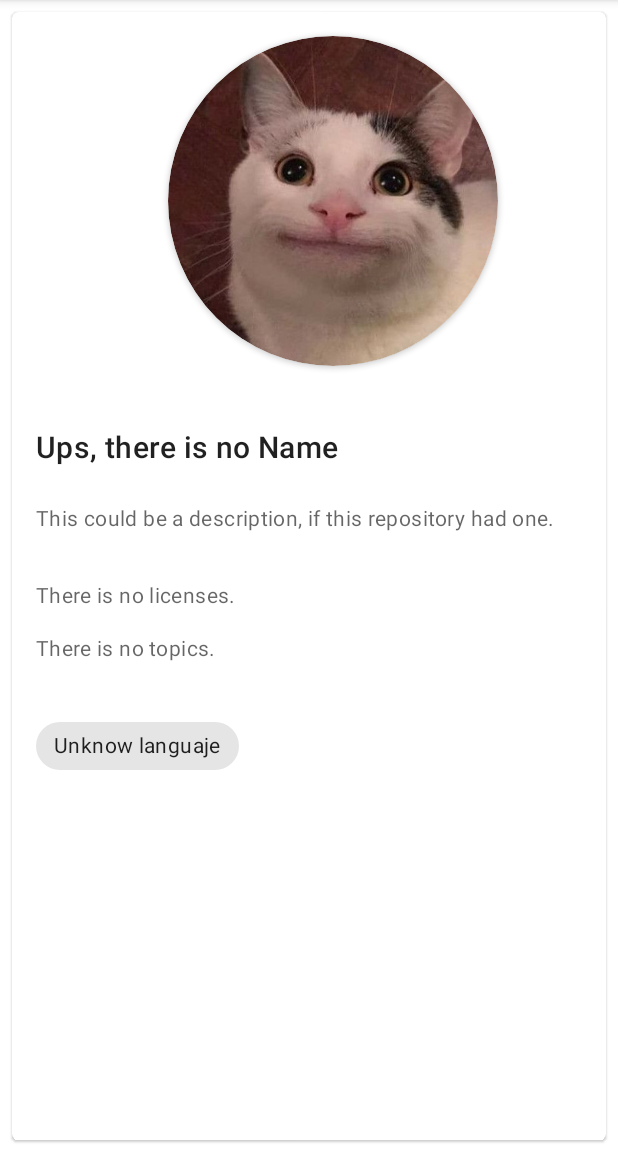
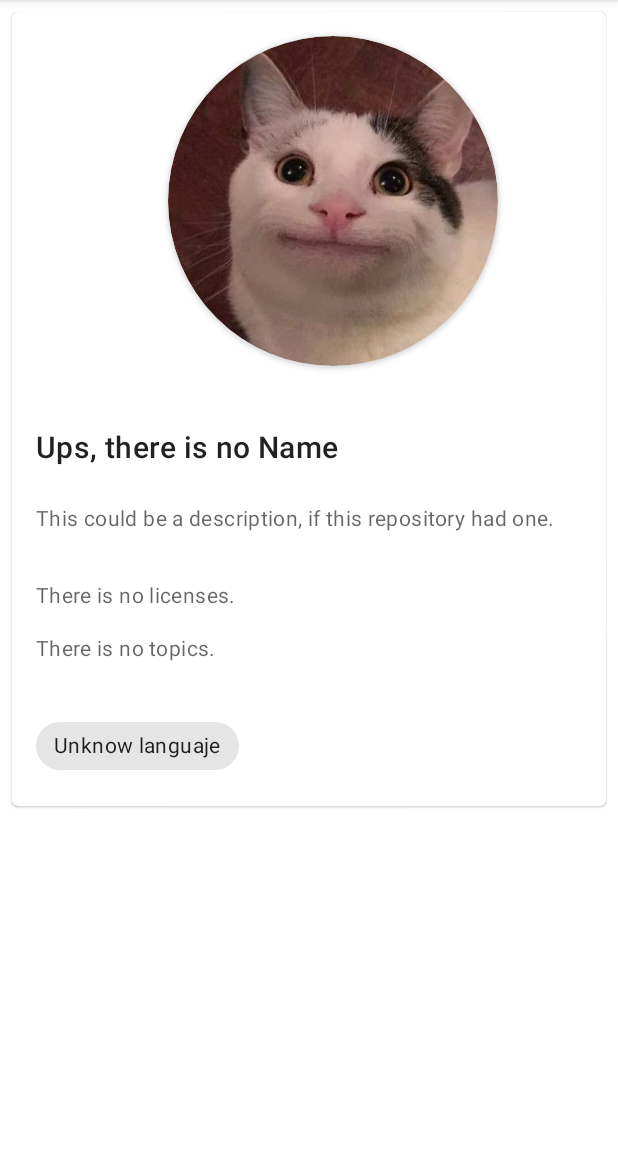
Before and after one commit to martamagui/UD5_02-RecyclerView, an Android app: the DetailActivity screen opened directly, with no data from a screen before it, on a phone screen of 412 x 824 dp, the part 84-1236 px from its top. Run offline under Robolectric (Android 15) with nearby library versions, the phone set to English and light mode, and no system bars; pictures from the network do not load.

Commit message:
Scroll View

```diff
--- a/app/src/main/java/com/marta/ud5_02_recyclerview_martamolina/App.kt
+++ b/app/src/main/java/com/marta/ud5_02_recyclerview_martamolina/App.kt
@@ -1,8 +1,11 @@
 package com.marta.ud5_02_recyclerview_martamolina
 
 import android.app.Application
+import androidx.appcompat.app.AppCompatActivity
 import com.marta.ud5_02_recyclerview_martamolina.model.Repository
 
 class App : Application() {
     val repositoriesList: MutableList<Repository> = mutableListOf()
 }
+val AppCompatActivity.app: App
+    get() = this.application as App
--- a/app/src/main/res/layout/activity_detail.xml
+++ b/app/src/main/res/layout/activity_detail.xml
@@ -1,9 +1,9 @@
 <?xml version="1.0" encoding="utf-8"?>
-<androidx.constraintlayout.widget.ConstraintLayout xmlns:android="http://schemas.android.com/apk/res/android"
+<ScrollView xmlns:android="http://schemas.android.com/apk/res/android"
     xmlns:app="http://schemas.android.com/apk/res-auto"
     xmlns:tools="http://schemas.android.com/tools"
     android:layout_width="match_parent"
-    android:layout_height="match_parent"
+    android:layout_height="wrap_content"
     tools:context=".DetailActivity">
 
     <com.google.android.material.card.MaterialCardView
@@ -26,9 +26,9 @@
             android:layout_height="match_parent"
             android:gravity="top"
             android:orientation="vertical"
-            app:strokeWidth="1dp"
+            app:cardElevation="0dp"
             app:strokeColor="@color/design_default_color_on_primary"
-            app:cardElevation="0dp">
+            app:strokeWidth="1dp">
 
             <!-- Media -->
             <androidx.cardview.widget.CardView
@@ -52,7 +52,7 @@
                     app:cardCornerRadius="250dp">
 
                     <ImageView
-                        android:id="@+id/iv_rep_img"
+                        android:id="@+id/iv_detail_rep_img"
                         android:layout_width="match_parent"
                         android:layout_height="match_parent"
                         android:layout_marginStart="0dp"
@@ -108,7 +108,7 @@
                         app:layout_constraintTop_toBottomOf="@+id/tv_detail_description" />
 
                     <TextView
-                        android:id="@+id/tv_detaill_topics3"
+                        android:id="@+id/tv_detaill_topics"
                         android:layout_width="match_parent"
                         android:layout_height="wrap_content"
                         android:layout_marginTop="16dp"
@@ -123,12 +123,12 @@
                         android:layout_height="wrap_content"
                         android:layout_marginTop="32dp"
                         android:text="@string/languaje"
-                        app:layout_constraintStart_toStartOf="@+id/tv_detaill_topics3"
-                        app:layout_constraintTop_toBottomOf="@+id/tv_detaill_topics3" />
+                        app:layout_constraintStart_toStartOf="@+id/tv_detaill_topics"
+                        app:layout_constraintTop_toBottomOf="@+id/tv_detaill_topics" />
                 </androidx.constraintlayout.widget.ConstraintLayout>
 
             </LinearLayout>
         </LinearLayout>
 
     </com.google.android.material.card.MaterialCardView>
-</androidx.constraintlayout.widget.ConstraintLayout>
+</ScrollView>
```
Also changed, not shown: app/src/main/java/com/marta/ud5_02_recyclerview_martamolina/DetailActivity.kt (+27 -6 lines).
